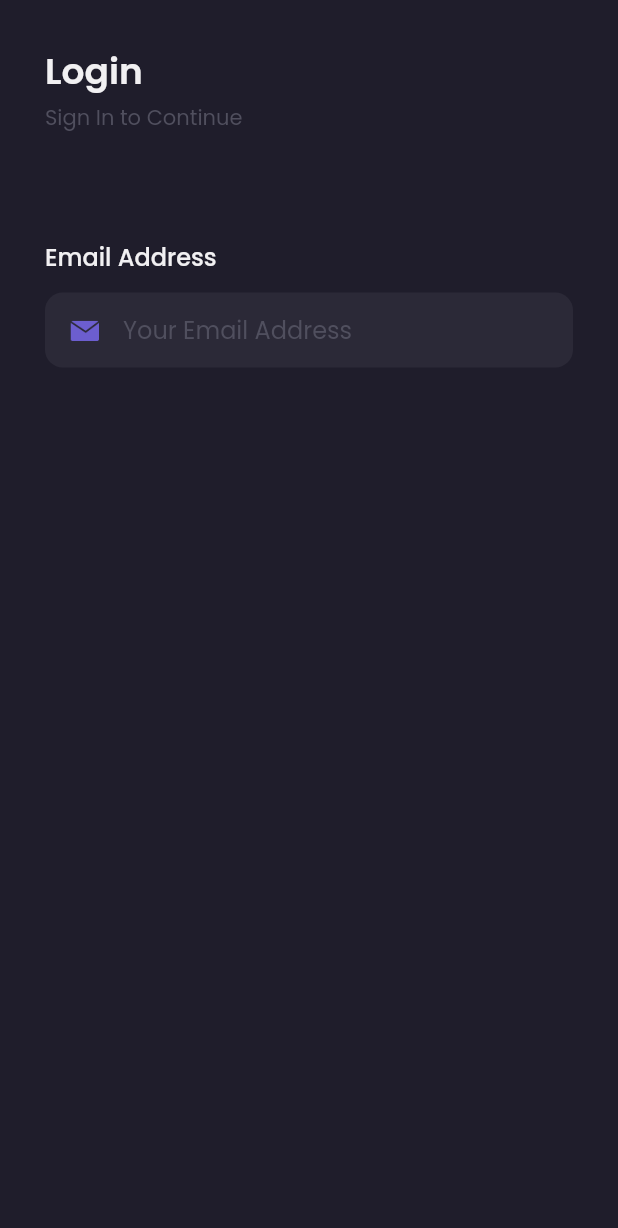
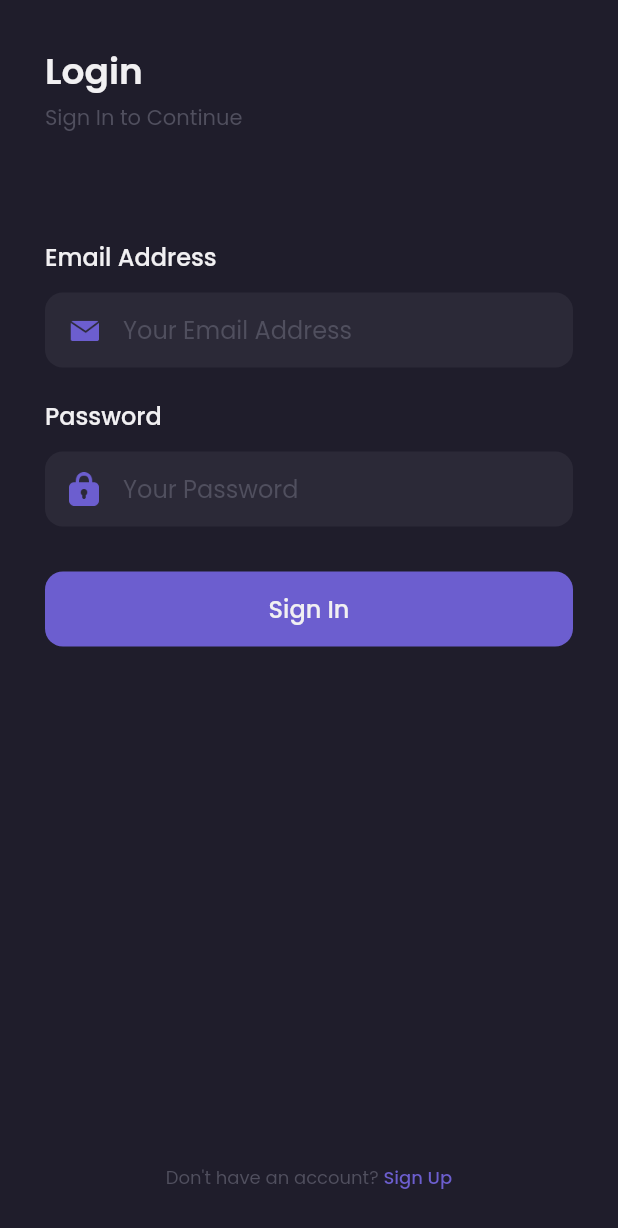
Before and after one commit to mochammadbagas/shamo, a Flutter app: the screen it shows after launch, on a phone screen of 412 x 824 dp. Shown: the top 1228 px of the screen. Run offline on Flutter 3.47's test engine with Material 2 defaults, Android fonts, the phone set to English and light mode, and no system bars; our stand-ins replace google_fonts.

Commit message:
menambahkan halaman login

```diff
--- a/lib/screens/sign_in_screen.dart
+++ b/lib/screens/sign_in_screen.dart
@@ -93,8 +93,115 @@ class SignInScreen extends StatelessWidget {
       );
     }
 
+    // Widget Password Input
+    Widget passwordInput() {
+      return Container(
+        margin: EdgeInsets.only(top: 20),
+        child: Column(
+          // Untuk membuat Text Rata Kiri
+          crossAxisAlignment: CrossAxisAlignment.start,
+
+          children: [
+            Text(
+              'Password',
+              style: primaryTextStyle.copyWith(
+                fontSize: 16,
+                fontWeight: medium,
+              ),
+            ),
+            SizedBox(
+              height: 12,
+            ),
+            Container(
+              height: 50,
+              padding: EdgeInsets.symmetric(
+                horizontal: 16,
+              ),
+              decoration: BoxDecoration(
+                color: backgroundColor2,
+                borderRadius: BorderRadius.circular(12),
+              ),
+              child: Center(
+                child: Row(
+                  children: [
+                    Image.asset(
+                      'assets/icon_password.png',
+                      width: 20,
+                    ),
+                    SizedBox(
+                      width: 16,
+                    ),
+                    Expanded(
+                      child: TextFormField(
+                        obscureText: true,
+                        style: primaryTextStyle,
+                        decoration: InputDecoration.collapsed(
+                          hintText: 'Your Password',
+                          hintStyle: subtitleTextStyle,
+                        ),
+                      ),
+                    ),
+                  ],
+                ),
+              ),
+            ),
+          ],
+        ),
+      );
+    }
+
+    // Widget Sign In Button
+    Widget signInButton() {
+      return Container(
+        height: 50,
+        width: double.infinity,
+        margin: EdgeInsets.only(top: 30),
+        child: TextButton(
+          onPressed: () {},
+          style: TextButton.styleFrom(
+              backgroundColor: primaryColor,
+              shape: RoundedRectangleBorder(
+                borderRadius: BorderRadius.circular(12),
+              )),
+          child: Text(
+            'Sign In',
+            style: primaryTextStyle.copyWith(
+              fontSize: 16,
+              fontWeight: medium,
+            ),
+          ),
+        ),
+      );
+    }
+
+    // Widget Footer
+    Widget footer() {
+      return Container(
+        margin: EdgeInsets.only(bottom: 30),
+        child: Row(
+          mainAxisAlignment: MainAxisAlignment.center,
+          children: [
+            Text(
+              'Don\'t have an account? ',
+              style: subtitleTextStyle.copyWith(
+                fontSize: 12,
+              ),
+            ),
+            Text(
+              'Sign Up',
+              style: purpleTextStyle.copyWith(
+                fontSize: 12,
+                fontWeight: medium,
+              ),
+            ),
+          ],
+        ),
+      );
+    }
+
     return Scaffold(
       backgroundColor: backgroundColor1,
+      resizeToAvoidBottomInset: false,
       body: SafeArea(
         child: Container(
           margin: EdgeInsets.symmetric(
@@ -107,6 +214,10 @@ class SignInScreen extends StatelessWidget {
             children: [
               header(),
               emailInput(),
+              passwordInput(),
+              signInButton(),
+              Spacer(),
+              footer(),
             ],
           ),
         ),
--- a/lib/theme.dart
+++ b/lib/theme.dart
@@ -28,6 +28,9 @@ TextStyle subtitleTextStyle = GoogleFonts.poppins(
 TextStyle priceTextStyle = GoogleFonts.poppins(
   color: priceColor,
 );
+TextStyle purpleTextStyle = GoogleFonts.poppins(
+  color: primaryColor,
+);
 
 FontWeight light = FontWeight.w300;
 FontWeight regular = FontWeight.w400;
```
